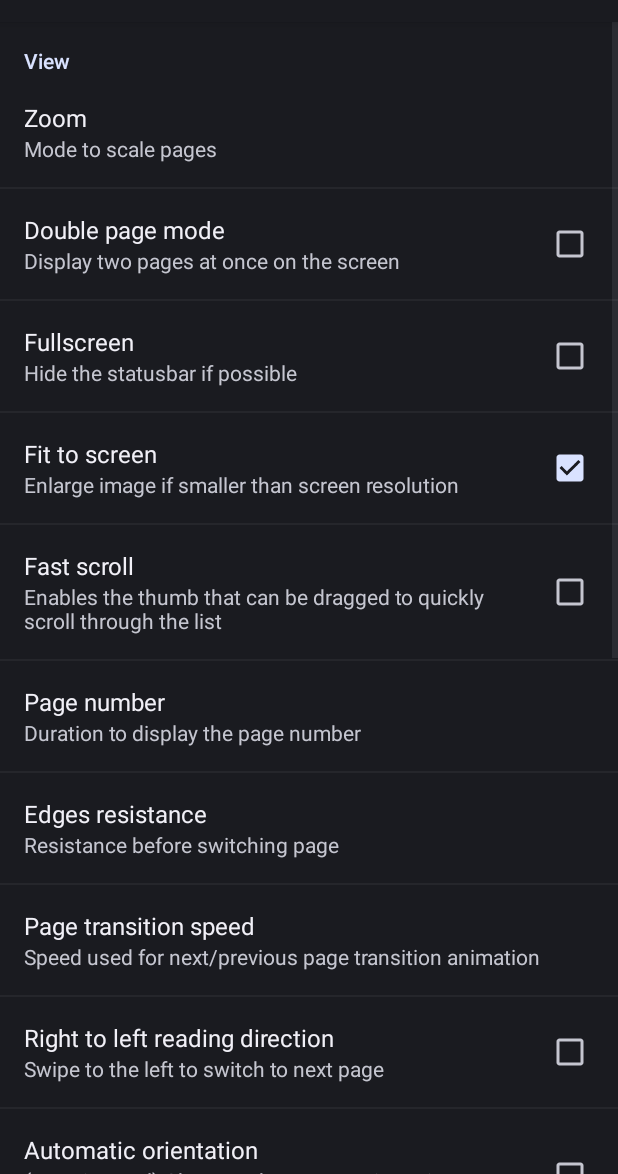
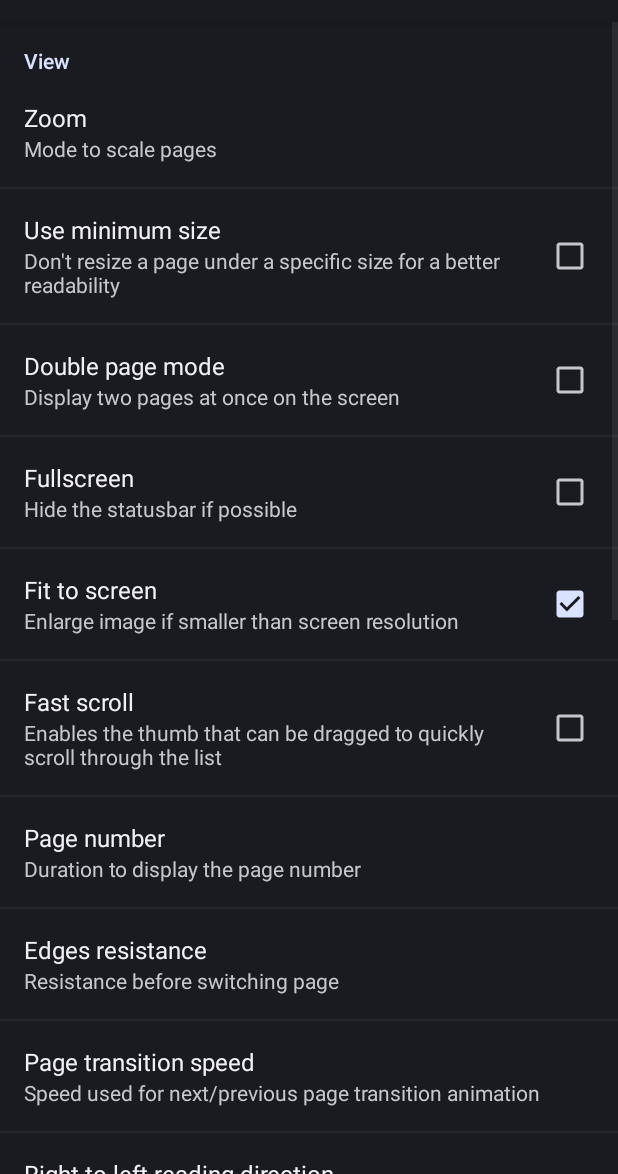
Before and after one commit to kervala/comicsreader, an Android app: the ComicsPreferenceActivity screen opened directly, with no data from a screen before it, on a phone screen of 412 x 824 dp, the part 62-1236 px from its top. Run offline under Robolectric (Android 15) with nearby library versions, the phone set to English and light mode, and no system bars.

Commit message:
Fixed: Optionally use minimum size

```diff
--- a/app/src/main/java/net/kervala/comicsreader/AlbumParameters.java
+++ b/app/src/main/java/net/kervala/comicsreader/AlbumParameters.java
@@ -35,6 +35,7 @@ public class AlbumParameters {
 	static public int edgesResistance = 1;
 	static public int pageTransitionSpeed = 2;
 	static public boolean autoRotate = false;
+	static public boolean useMinimumSize = false;
 
 	static public boolean getAlbumPreferences(Context context) {
 		boolean oldHighQuality = highQuality;
@@ -45,6 +46,7 @@ public class AlbumParameters {
 		boolean oldFullScreen = fullScreen;
 		int oldZoom = zoom;
 		boolean oldAutoRotate = autoRotate;
+		boolean oldUseMinimumSize = useMinimumSize;
 
 		final SharedPreferences prefs = PreferenceManager.getDefaultSharedPreferences(context);
 		highQuality = prefs.getBoolean("preference_high_quality", false);
@@ -58,6 +60,7 @@ public class AlbumParameters {
 		pageTransitionSpeed = Integer.parseInt(prefs.getString("preference_page_transition_speed", "2"));
 		rightToLeft = prefs.getBoolean("preference_reading_direction", false);
 		autoRotate = prefs.getBoolean("preference_auto_rotate", false);
+		useMinimumSize = prefs.getBoolean("preference_use_minimum_size", false);
 
 		switch(pageTransitionSpeed) {
 			case 1:
@@ -77,6 +80,7 @@ public class AlbumParameters {
 		return oldHighQuality != highQuality ||	oldfitToScreen != fitToScreen ||
 			oldScale != scale || oldRightToLeft != rightToLeft ||
 			oldDoublePage != doublePage || oldFullScreen != fullScreen ||
-			oldZoom != zoom || oldAutoRotate != autoRotate;
+			oldZoom != zoom || oldAutoRotate != autoRotate ||
+			oldUseMinimumSize != useMinimumSize;
 	}
 }
--- a/app/src/main/res/values/strings.xml
+++ b/app/src/main/res/values/strings.xml
@@ -122,4 +122,6 @@
   <string name="quit">Quit</string>
   <string name="thumbnail">Thumbnail</string>
   <string name="unknown">unknown</string>
+  <string name="preference_use_minimum_size_label">Use minimum size</string>
+  <string name="preference_use_minimum_size_summary">Don\'t resize a page under a specific size for a better readability</string>
 </resources>
--- a/app/src/main/res/xml/preferences.xml
+++ b/app/src/main/res/xml/preferences.xml
@@ -29,6 +29,12 @@
             android:key="preference_zoom"
             android:summary="@string/preference_zoom_summary"
             android:title="@string/preference_zoom_label" />
+
+        <CheckBoxPreference
+            android:defaultValue="false"
+            android:key="preference_use_minimum_size"
+            android:summary="@string/preference_use_minimum_size_summary"
+            android:title="@string/preference_use_minimum_size_label" />
 
         <CheckBoxPreference
             android:defaultValue="false"
```
Also changed, not shown: app/src/main/java/net/kervala/comicsreader/Album.java (+13 -4 lines), 1 other file.
